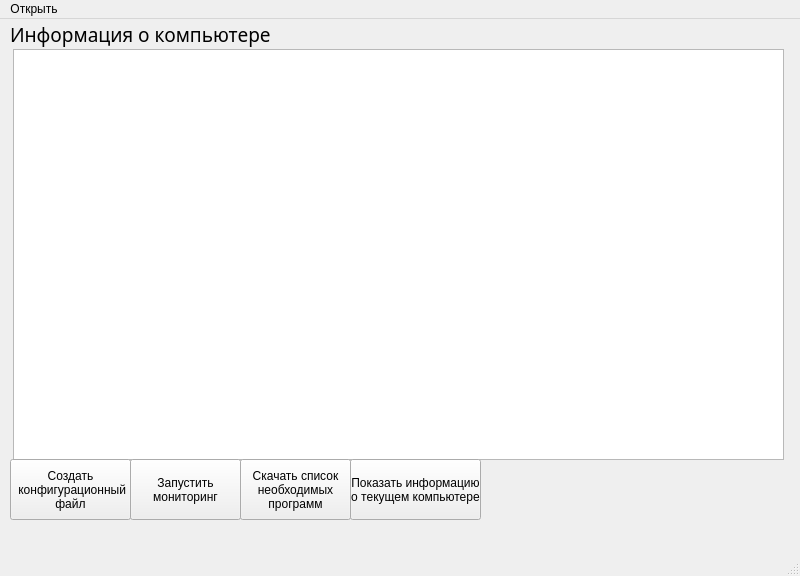
Above: main_us_ex.ui from PhotikLed/UsExMonitoring before the change. Below: the same form after it.
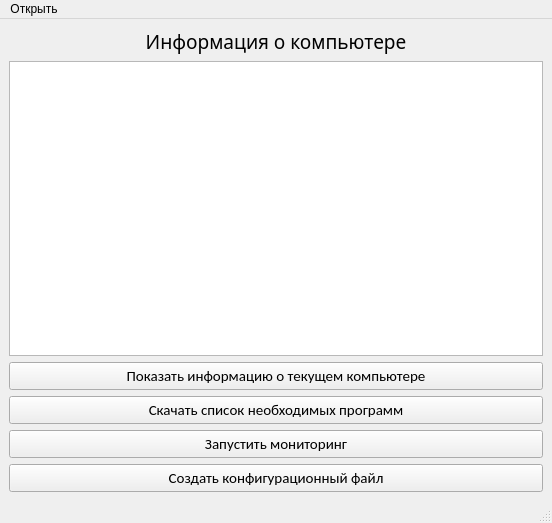
That is the form after the change.

The edit to the form file:
```diff
--- a/main_us_ex.ui
+++ b/main_us_ex.ui
@@ -6,116 +6,133 @@
    <rect>
     <x>0</x>
     <y>0</y>
-    <width>800</width>
-    <height>576</height>
+    <width>552</width>
+    <height>523</height>
    </rect>
   </property>
   <property name="windowTitle">
    <string>UsEXHelper</string>
   </property>
   <widget class="QWidget" name="centralwidget">
+   <layout class="QVBoxLayout" name="verticalLayout">
+    <item>
    <widget class="QLabel" name="label">
-    <property name="geometry">
-     <rect>
-      <x>10</x>
-      <y>0</y>
-      <width>541</width>
-      <height>31</height>
-     </rect>
-    </property>
     <property name="font">
      <font>
       <family>Calibri Light</family>
       <pointsize>14</pointsize>
      </font>
     </property>
+      <property name="layoutDirection">
+       <enum>Qt::LeftToRight</enum>
+      </property>
     <property name="text">
      <string>Информация о компьютере</string>
     </property>
-   </widget>
+      <property name="alignment">
+       <set>Qt::AlignCenter</set>
+      </property>
+     </widget>
+    </item>
+    <item>
    <widget class="QPlainTextEdit" name="current_moment">
-    <property name="geometry">
-     <rect>
-      <x>13</x>
-      <y>30</y>
-      <width>771</width>
-      <height>411</height>
-     </rect>
-    </property>
     <property name="font">
      <font>
       <pointsize>10</pointsize>
      </font>
     </property>
+      <property name="layoutDirection">
+       <enum>Qt::RightToLeft</enum>
+      </property>
     <property name="readOnly">
      <bool>true</bool>
     </property>
    </widget>
-   <widget class="QPushButton" name="confButton">
-    <property name="geometry">
-     <rect>
-      <x>10</x>
-      <y>440</y>
-      <width>121</width>
-      <height>61</height>
-     </rect>
-    </property>
-    <property name="text">
-     <string>Создать
- конфигурационный
-файл</string>
-    </property>
-   </widget>
-   <widget class="QPushButton" name="monitorButton">
-    <property name="geometry">
-     <rect>
-      <x>130</x>
-      <y>440</y>
-      <width>111</width>
-      <height>61</height>
-     </rect>
-    </property>
-    <property name="text">
-     <string>Запустить
-мониторинг</string>
-    </property>
-   </widget>
-   <widget class="QPushButton" name="installButton">
-    <property name="geometry">
-     <rect>
-      <x>240</x>
-      <y>440</y>
-      <width>111</width>
-      <height>61</height>
-     </rect>
-    </property>
-    <property name="text">
-     <string>Скачать список
-необходимых
-программ</string>
-    </property>
-   </widget>
+    </item>
+    <item>
    <widget class="QPushButton" name="currentButton">
-    <property name="geometry">
-     <rect>
-      <x>350</x>
-      <y>440</y>
-      <width>131</width>
-      <height>61</height>
-     </rect>
-    </property>
+      <property name="sizePolicy">
+       <sizepolicy hsizetype="Minimum" vsizetype="Maximum">
+        <horstretch>0</horstretch>
+        <verstretch>0</verstretch>
+       </sizepolicy>
+      </property>
+      <property name="font">
+       <font>
+        <family>Calibri</family>
+        <pointsize>11</pointsize>
+       </font>
+      </property>
     <property name="text">
-     <string>Показать информацию
-о текущем компьютере</string>
-    </property>
-   </widget>
+       <string>Показать информацию о текущем компьютере</string>
+      </property>
+     </widget>
+    </item>
+    <item>
+     <widget class="QPushButton" name="installButton">
+      <property name="sizePolicy">
+       <sizepolicy hsizetype="Minimum" vsizetype="Maximum">
+        <horstretch>0</horstretch>
+        <verstretch>0</verstretch>
+       </sizepolicy>
+      </property>
+      <property name="font">
+       <font>
+        <family>Calibri</family>
+        <pointsize>11</pointsize>
+       </font>
+      </property>
+      <property name="text">
+       <string>Скачать список необходимых программ</string>
+      </property>
+     </widget>
+    </item>
+    <item>
+     <widget class="QPushButton" name="monitorButton">
+      <property name="sizePolicy">
+       <sizepolicy hsizetype="Minimum" vsizetype="Maximum">
+        <horstretch>0</horstretch>
+        <verstretch>0</verstretch>
+       </sizepolicy>
+      </property>
+      <property name="font">
+       <font>
+        <family>Calibri</family>
+        <pointsize>11</pointsize>
+       </font>
+      </property>
+      <property name="text">
+       <string>Запустить мониторинг</string>
+      </property>
+     </widget>
+    </item>
+    <item>
+     <widget class="QPushButton" name="confButton">
+      <property name="sizePolicy">
+       <sizepolicy hsizetype="Minimum" vsizetype="Maximum">
+        <horstretch>0</horstretch>
+        <verstretch>0</verstretch>
+       </sizepolicy>
+      </property>
+      <property name="font">
+       <font>
+        <family>Calibri</family>
+        <pointsize>11</pointsize>
+       </font>
+      </property>
+      <property name="text">
+       <string>Создать конфигурационный файл</string>
+      </property>
+     </widget>
+    </item>
+   </layout>
   </widget>
   <widget class="QMenuBar" name="menubar">
    <property name="geometry">
     <rect>
      <x>0</x>
      <y>0</y>
-     <width>800</width>
+     <width>552</width>
      <height>21</height>
     </rect>
    </property>
```
Lines whose indentation alone changed are shown as unchanged.
